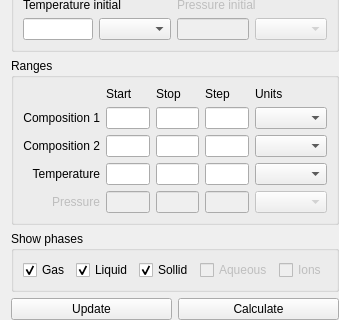
The window that src/calculationparameters.ui (alexonemore/atc) describes before a commit, drawn with Qt 5; both pictures show x 0 to 339 and y 281 to 601 of the 339 by 601 pixel window.
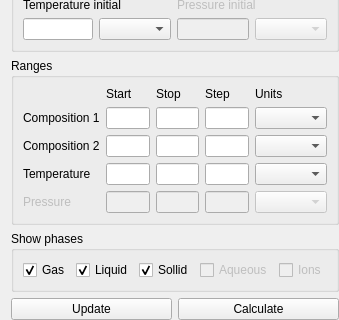
The same window after the commit.

What changed in the file:
```diff
--- a/src/calculationparameters.ui
+++ b/src/calculationparameters.ui
@@ -307,9 +307,6 @@
           <property name="text">
            <string>Pressure</string>
           </property>
-          <property name="alignment">
-           <set>Qt::AlignRight|Qt::AlignTrailing|Qt::AlignVCenter</set>
-          </property>
          </widget>
         </item>
         <item row="1" column="3">
@@ -433,9 +430,6 @@
           <property name="text">
            <string>Composition 1</string>
           </property>
-          <property name="alignment">
-           <set>Qt::AlignRight|Qt::AlignTrailing|Qt::AlignVCenter</set>
-          </property>
          </widget>
         </item>
         <item row="2" column="2">
@@ -472,9 +466,6 @@
           <property name="text">
            <string>Composition 2</string>
           </property>
-          <property name="alignment">
-           <set>Qt::AlignRight|Qt::AlignTrailing|Qt::AlignVCenter</set>
-          </property>
          </widget>
         </item>
         <item row="0" column="1">
@@ -489,9 +480,6 @@
           <property name="text">
            <string>Temperature</string>
           </property>
-          <property name="alignment">
-           <set>Qt::AlignRight|Qt::AlignTrailing|Qt::AlignVCenter</set>
-          </property>
          </widget>
         </item>
         <item row="1" column="1">
```
Left out of the diff: 42 changed lines with no effect on the pictures.
